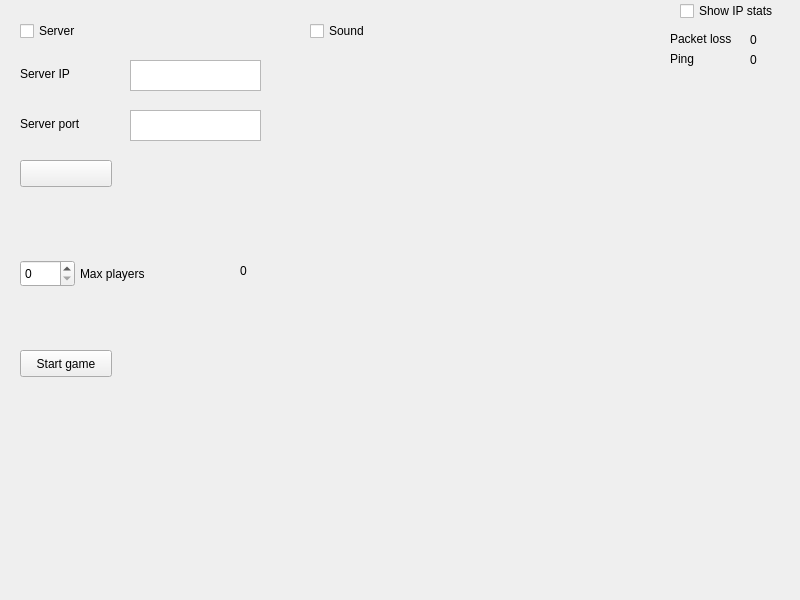
Qt form gui/ui/main_window.ui (contremaitre/BomberDude) before a commit.
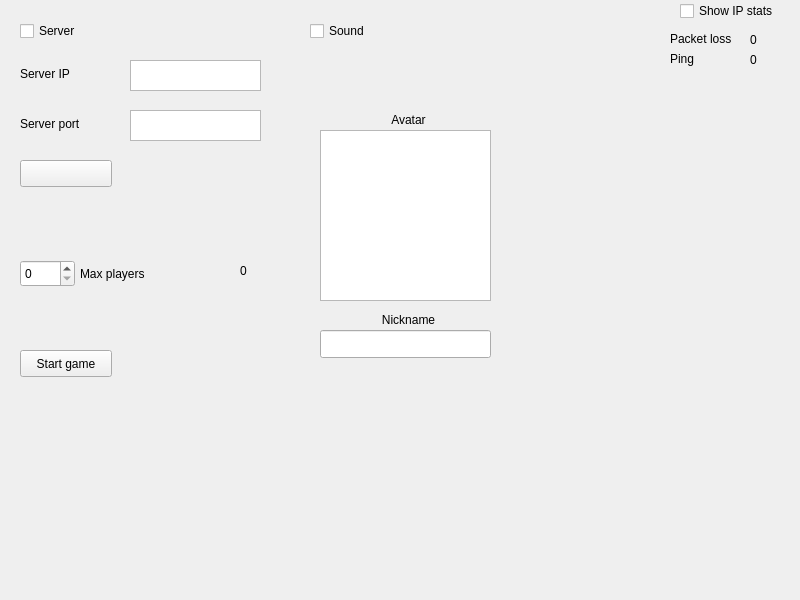
The same form after that commit.

Commit message: Adds a textbox to enter the player's name, saves it in the settings

```diff
--- a/gui/ui/main_window.ui
+++ b/gui/ui/main_window.ui
@@ -262,6 +262,71 @@
      <string>0</string>
     </property>
    </widget>
+   <widget class="QWidget" name="player_data" native="true">
+    <property name="geometry">
+     <rect>
+      <x>300</x>
+      <y>100</y>
+      <width>211</width>
+      <height>271</height>
+     </rect>
+    </property>
+    <widget class="QLabel" name="label">
+     <property name="geometry">
+      <rect>
+       <x>13</x>
+       <y>10</y>
+       <width>191</width>
+       <height>20</height>
+      </rect>
+     </property>
+     <property name="text">
+      <string>Avatar</string>
+     </property>
+     <property name="alignment">
+      <set>Qt::AlignCenter</set>
+     </property>
+    </widget>
+    <widget class="QGraphicsView" name="graphicsView">
+     <property name="geometry">
+      <rect>
+       <x>20</x>
+       <y>30</y>
+       <width>171</width>
+       <height>171</height>
+      </rect>
+     </property>
+    </widget>
+    <widget class="QLabel" name="label_2">
+     <property name="geometry">
+      <rect>
+       <x>13</x>
+       <y>210</y>
+       <width>191</width>
+       <height>20</height>
+      </rect>
+     </property>
+     <property name="text">
+      <string>Nickname</string>
+     </property>
+     <property name="alignment">
+      <set>Qt::AlignCenter</set>
+     </property>
+    </widget>
+    <widget class="QLineEdit" name="playerName">
+     <property name="geometry">
+      <rect>
+       <x>20</x>
+       <y>230</y>
+       <width>171</width>
+       <height>28</height>
+      </rect>
+     </property>
+     <property name="maxLength">
+      <number>16</number>
+     </property>
+    </widget>
+   </widget>
   </widget>
   <widget class="QMenuBar" name="menubar">
    <property name="geometry">
```
The commit also changes 4 other files.
